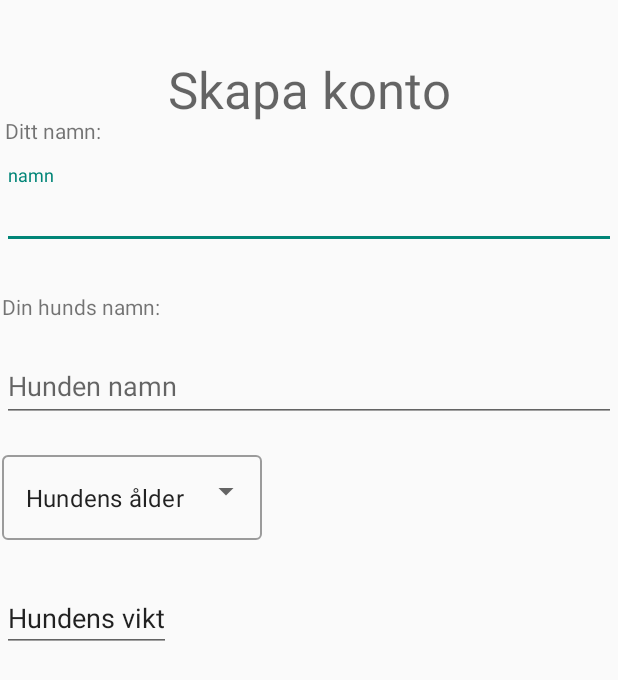
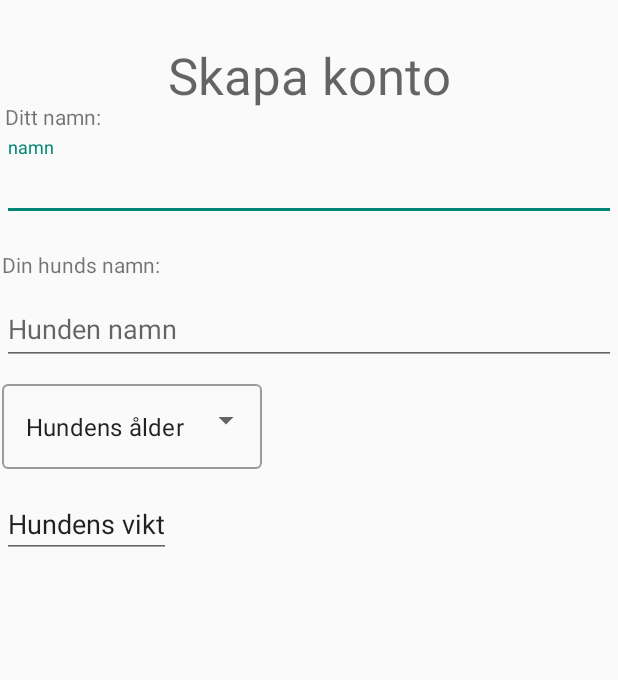
Before and after one commit to norawennerstrom/PupPulse, an Android app: the Create_account screen opened directly, with no data from a screen before it, on a phone screen of 412 x 824 dp. Shown: the top 680 px of the screen. Run offline under Robolectric (Android 15) with nearby library versions, the phone set to English and light mode, and no system bars.

Commit message:
modify activity_create_account2.xml

```diff
--- a/app/src/main/res/layout/activity_create_account2.xml
+++ b/app/src/main/res/layout/activity_create_account2.xml
@@ -116,9 +116,7 @@
         android:layout_marginStart="1dp"
         android:layout_marginTop="3dp"
         android:layout_marginEnd="1dp"
-        android:layout_marginBottom="380dp"
         android:inputType="none"
-        app:layout_constraintBottom_toBottomOf="parent"
         app:layout_constraintEnd_toEndOf="parent"
         app:layout_constraintStart_toStartOf="parent"
         app:layout_constraintTop_toBottomOf="@+id/textInputLayout3">
```
